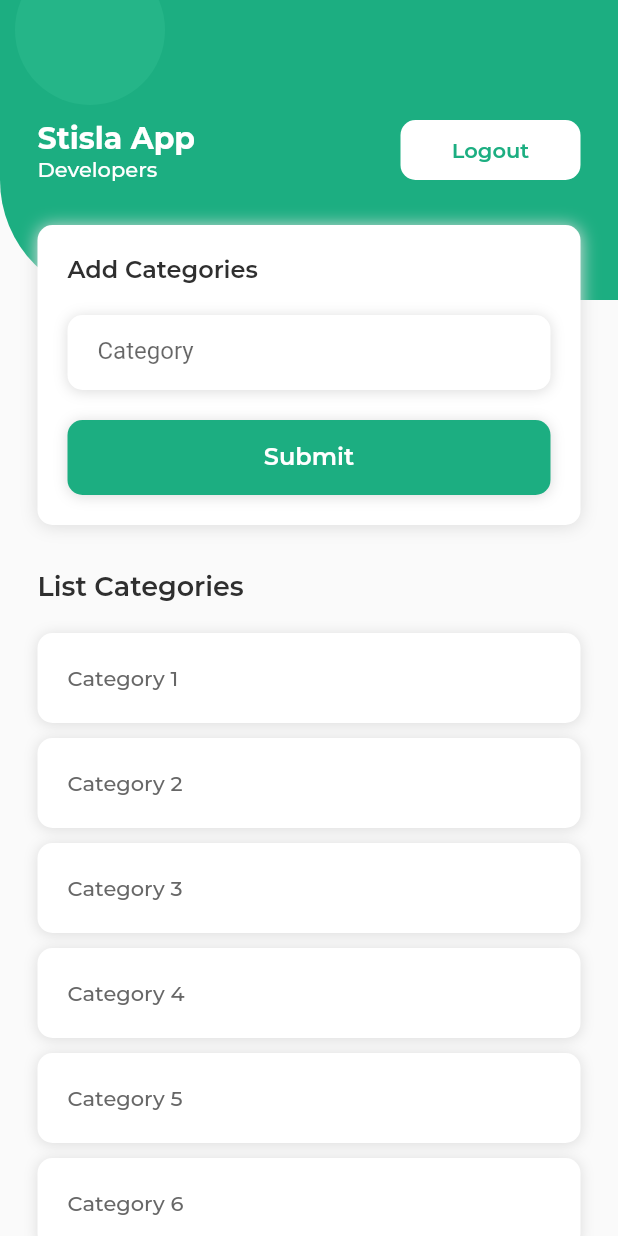
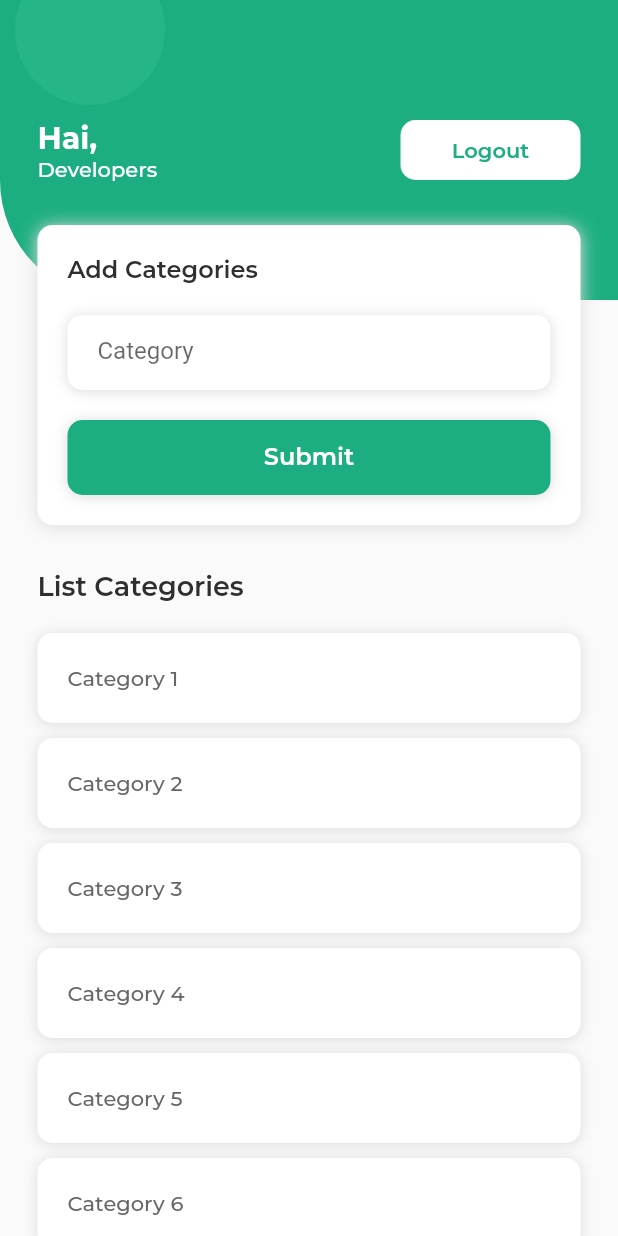
Before and after one commit to hoyirul/stisla_app, a Flutter app: the HomeScreen screen opened directly, on a phone screen of 412 x 824 dp. Run offline on Flutter 3.47's test engine with Material 2 defaults, Android fonts, the phone set to English and light mode, and no system bars; our stand-ins replace get, shared_preferences; accounts and stored records are empty; project files that could hold a hidden picture were left out.

Commit message:
Simple Preferences with FutureBuilder

```diff
--- a/lib/controllers/login_controller.dart
+++ b/lib/controllers/login_controller.dart
@@ -1,5 +1,6 @@
 import 'dart:convert';
 
+import 'package:stisla_app/models/user_model.dart';
 import 'package:stisla_app/views/auth/auth_screen.dart';
 import 'package:stisla_app/views/home/home.dart';
 import 'package:flutter/material.dart';
@@ -30,6 +31,7 @@ class LoginController extends GetxController {
         if (json['code'] == 0) {
           var token = json['token'];
           var name = json['data']['name'];
+
           final SharedPreferences prefs = await _prefs;
           await prefs.setString('token', token);
           await prefs.setString('name', name);
--- /dev/null
+++ b/lib/controllers/user_controller.dart
@@ -0,0 +1,17 @@
+// import 'package:http/http.dart' as http;
+import 'package:get/get.dart';
+import 'package:shared_preferences/shared_preferences.dart';
+
+class UserController extends GetxController{
+  final Future<SharedPreferences> _prefs = SharedPreferences.getInstance();
+
+  Future<String?> getToken() async {
+    final prefs = await _prefs;
+    return prefs.getString('token');
+  }
+
+  Future<String?> getName() async {
+    final prefs = await _prefs;
+    return prefs.getString('name');
+  }
+}
--- a/lib/views/home/home.dart
+++ b/lib/views/home/home.dart
@@ -1,11 +1,11 @@
 import 'package:flutter/material.dart';
 import 'package:get/get.dart';
-import 'package:http/http.dart';
 import 'package:shared_preferences/shared_preferences.dart';
 import 'package:stisla_app/controllers/login_controller.dart';
+import 'package:stisla_app/controllers/user_controller.dart';
+import 'package:stisla_app/models/user_model.dart';
 import 'package:stisla_app/partials/color_pickers.dart';
 import 'package:stisla_app/partials/font_pickers.dart';
-import 'package:stisla_app/views/auth/auth_screen.dart';
 
 class HomeScreen extends StatefulWidget {
   const HomeScreen({Key? key}) : super(key: key);
@@ -17,6 +17,7 @@ class HomeScreen extends StatefulWidget {
 class _HomeScreenState extends State<HomeScreen> {
   final Future<SharedPreferences> _prefs = SharedPreferences.getInstance();
   LoginController loginController = Get.put(LoginController());
+  UserController userController = Get.put(UserController());
 
   @override
   Widget build(BuildContext context) {
@@ -45,13 +46,16 @@ class _HomeScreenState extends State<HomeScreen> {
                   top: 80,
                   child: Column(
                     crossAxisAlignment: CrossAxisAlignment.start,
-                    children: const [
-                      Text('Stisla App', style: TextStyle(
+                    children: [
+                      FutureBuilder(
+                        future: userController.getName(),
+                        builder: (context, snapshot) => Text('Hai, ${snapshot.data}', style: const TextStyle(
                           fontFamily: FontPicker.bold,
                           fontSize: 20,
                           color: ColorPicker.white
                         ),),
-                      Align(
+                      ),
+                      const Align(
                         child: Text('Developers', style: TextStyle(
                             fontFamily: FontPicker.medium,
                             fontSize: 14,
```
Also changed, not shown: lib/models/user_model.dart (added, +33 -0 lines), 1 other file. Lines whose indentation alone changed are shown as unchanged.
